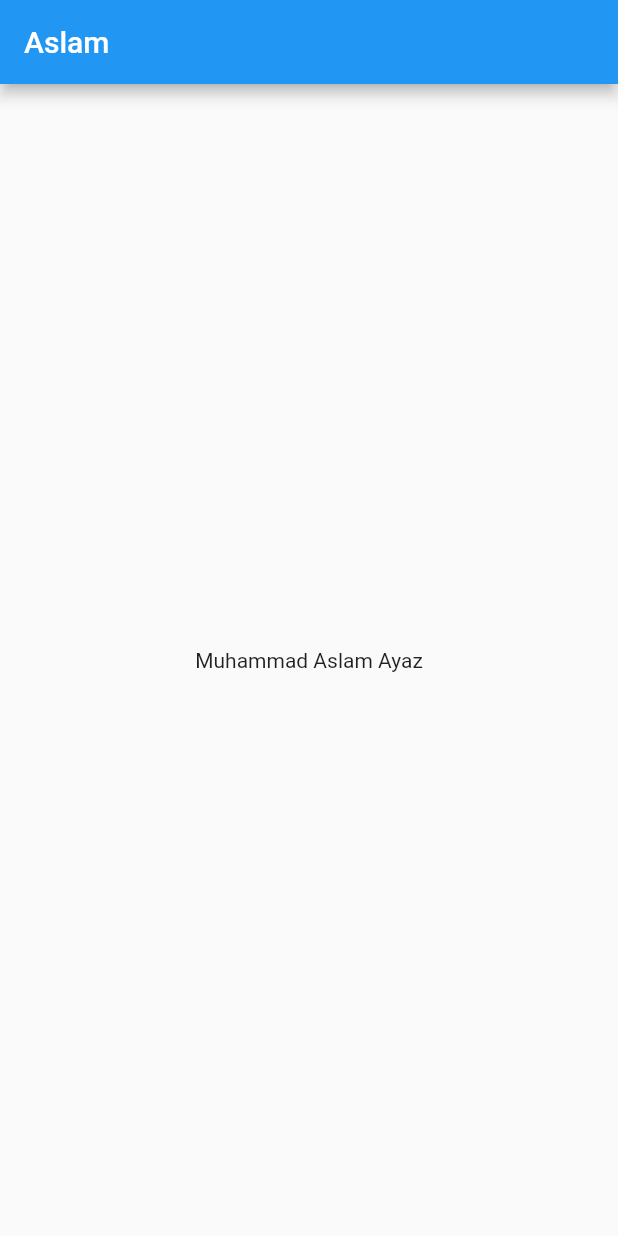
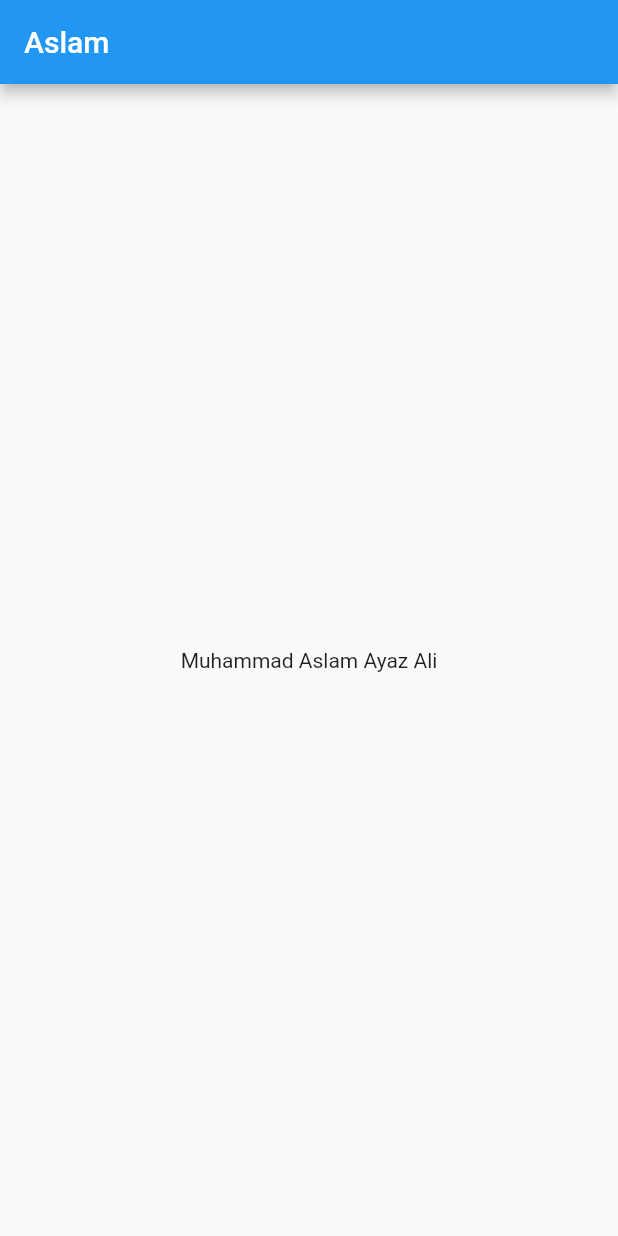
Before and after one commit to AxlamJ/Assigment_1, a Flutter app: the screen it shows after launch, on a phone screen of 412 x 824 dp. Run offline on Flutter 3.47's test engine with Material 2 defaults, Android fonts, the phone set to English and light mode, and no system bars.

Commit message:
........

```diff
--- a/lib/main.dart
+++ b/lib/main.dart
@@ -15,7 +15,7 @@ class MyApp extends StatelessWidget {
 
       ),
       body: Center(
-        child: Text("Muhammad Aslam Ayaz"),
+        child: Text("Muhammad Aslam Ayaz Ali"),
         ),
       ),
 
```
